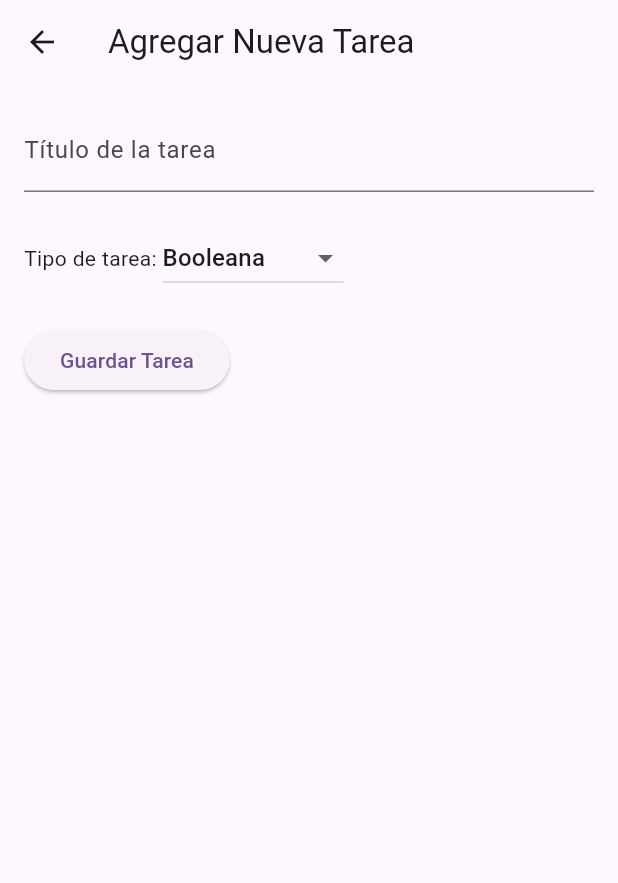
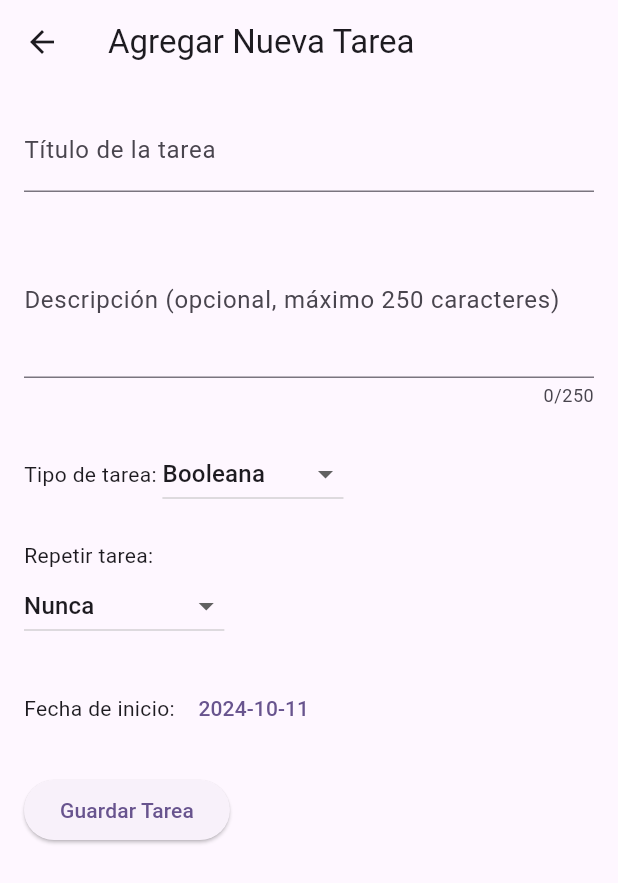
Before and after one commit to DorianoOjeda/project_movil_1, a Flutter app: the AddTareaPage screen opened directly, on a phone screen of 412 x 824 dp. Shown: the top 883 px of the screen. Run offline on Flutter 3.47's test engine with Material 3 defaults, Android fonts, the phone set to English and light mode, and no system bars; our stand-ins replace form_field_validator, table_calendar.

Commit message:
tareas enhanced. Progress bar, date and description added

```diff
--- a/lib/ui/pages/tareas/tareas_add.dart
+++ b/lib/ui/pages/tareas/tareas_add.dart
@@ -1,4 +1,5 @@
 import 'package:flutter/material.dart';
+import 'package:intl/intl.dart';
 
 class AddTareaPage extends StatefulWidget {
   const AddTareaPage({Key? key}) : super(key: key);
@@ -9,8 +10,11 @@ class AddTareaPage extends StatefulWidget {
 
 class _AddTareaPageState extends State<AddTareaPage> {
   final TextEditingController _tituloController = TextEditingController();
+  final TextEditingController _descripcionController = TextEditingController();
   bool _esBooleana = true;
   final TextEditingController _cantidadController = TextEditingController();
+  String _frecuenciaRepeticion = 'Nunca'; // Nueva variable para la frecuencia
+  DateTime _fechaInicio = DateTime.now(); // Fecha actual
 
   @override
   Widget build(BuildContext context) {
@@ -29,6 +33,18 @@ class _AddTareaPageState extends State<AddTareaPage> {
                   const InputDecoration(labelText: 'Título de la tarea'),
             ),
             const SizedBox(height: 20),
+
+            // Descripción de la tarea
+            TextField(
+              controller: _descripcionController,
+              maxLength: 250,
+              decoration: const InputDecoration(
+                  labelText: 'Descripción (opcional, máximo 250 caracteres)'),
+              maxLines: 3,
+            ),
+            const SizedBox(height: 20),
+
+            // Selector de tipo de tarea
             Row(
               children: [
                 const Text("Tipo de tarea: "),
@@ -47,6 +63,8 @@ class _AddTareaPageState extends State<AddTareaPage> {
                 ),
               ],
             ),
+
+            // Si la tarea es cuantificable
             if (!_esBooleana)
               TextField(
                 controller: _cantidadController,
@@ -55,6 +73,41 @@ class _AddTareaPageState extends State<AddTareaPage> {
                     const InputDecoration(labelText: 'Cantidad a realizar'),
               ),
             const SizedBox(height: 20),
+
+            // Selector de frecuencia de repetición
+            const Text("Repetir tarea: "),
+            DropdownButton<String>(
+              value: _frecuenciaRepeticion,
+              onChanged: (String? newValue) {
+                setState(() {
+                  _frecuenciaRepeticion = newValue!;
+                });
+              },
+              items: const [
+                DropdownMenuItem(value: 'Nunca', child: Text('Nunca')),
+                DropdownMenuItem(
+                    value: 'Diariamente', child: Text('Diariamente')),
+                DropdownMenuItem(
+                    value: 'Semanalmente', child: Text('Semanalmente')),
+                DropdownMenuItem(
+                    value: 'Mensualmente', child: Text('Mensualmente')),
+              ],
+            ),
+            const SizedBox(height: 20),
+
+            // Selector de fecha
+            Row(
+              children: [
+                const Text("Fecha de inicio: "),
+                TextButton(
+                  onPressed: _selectFechaInicio,
+                  child: Text(DateFormat('yyyy-MM-dd').format(_fechaInicio)),
+                ),
+              ],
+            ),
+            const SizedBox(height: 20),
+
+            // Guardar la tarea
             ElevatedButton(
               onPressed: () {
                 if (_tituloController.text.isEmpty) return;
@@ -62,10 +115,13 @@ class _AddTareaPageState extends State<AddTareaPage> {
                 // Crear nueva tarea
                 final nuevaTarea = {
                   'titulo': _tituloController.text,
+                  'descripcion': _descripcionController.text,
                   'tipo': _esBooleana ? 'booleano' : 'cuantificable',
                   'cantidad': _esBooleana
                       ? null
                       : int.tryParse(_cantidadController.text) ?? 1,
+                  'frecuencia': _frecuenciaRepeticion,
+                  'fechaInicio': DateFormat('yyyy-MM-dd').format(_fechaInicio),
                 };
 
                 Navigator.pop(context, nuevaTarea);
@@ -77,4 +133,19 @@ class _AddTareaPageState extends State<AddTareaPage> {
       ),
     );
   }
+
+  Future<void> _selectFechaInicio() async {
+    final DateTime? picked = await showDatePicker(
+      context: context,
+      initialDate: _fechaInicio,
+      firstDate: DateTime(2020),
+      lastDate: DateTime(2030),
+    );
+
+    if (picked != null && picked != _fechaInicio) {
+      setState(() {
+        _fechaInicio = picked;
+      });
+    }
+  }
 }
--- a/pubspec.yaml
+++ b/pubspec.yaml
@@ -31,6 +31,7 @@ dependencies:
   flutter:
     sdk: flutter
   table_calendar: ^3.0.9
+  intl: ^0.19.0
 
 
   # The following adds the Cupertino Icons font to your application.
```
Also changed, not shown: lib/ui/pages/tareas/tareas_list.dart (+76 -14 lines), pubspec.lock.
